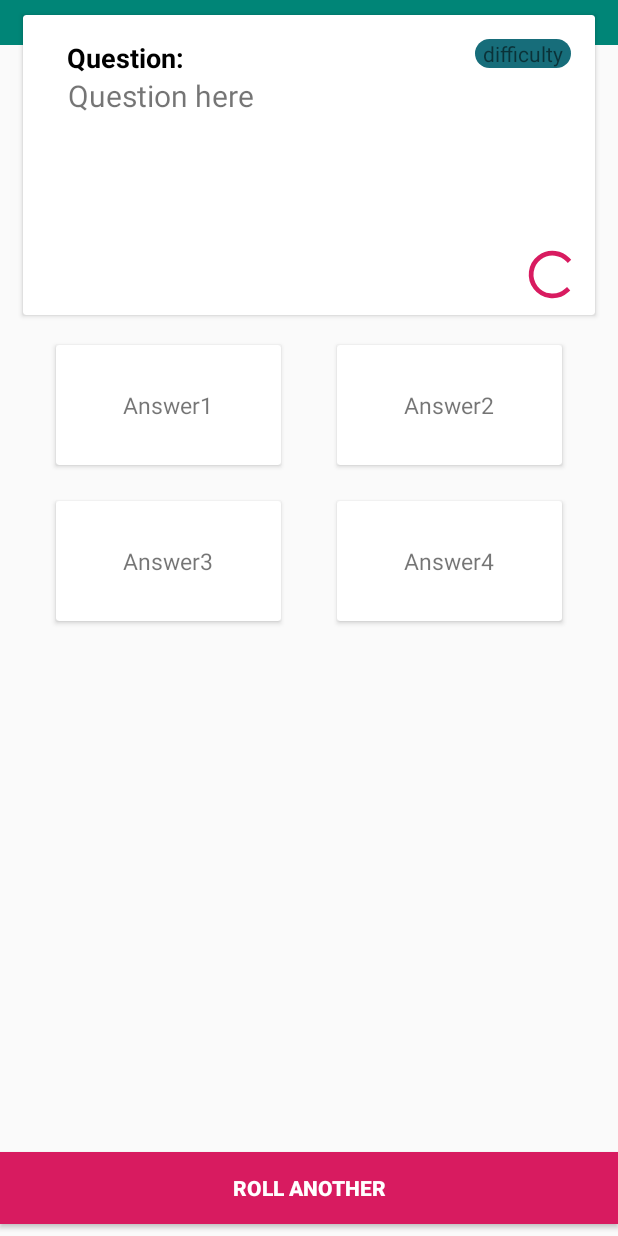
After one commit to wilson1997s/Open-Trivia-DB, an Android app: the layout fragment_question.xml on its own in the app's theme, with its tools: preview values and no code run, on a phone screen of 412 x 824 dp. The commit adds this screen. Run offline under Robolectric (Android 15) with nearby library versions, the phone set to English and light mode, and no system bars.

Commit message:
Add Question screen, API tokens

```diff
--- a/app/src/main/java/com/example/opentriviadbapp/MainActivity.kt
+++ b/app/src/main/java/com/example/opentriviadbapp/MainActivity.kt
@@ -5,13 +5,14 @@ import android.support.v7.app.AppCompatActivity
 import androidx.navigation.NavController
 import androidx.navigation.Navigation
 import androidx.navigation.ui.NavigationUI
+import com.example.opentriviadbapp.R.layout.activity_main
 import kotlinx.android.synthetic.main.activity_main.*
 
 class MainActivity : AppCompatActivity() {
 
     override fun onCreate(savedInstanceState: Bundle?) {
         super.onCreate(savedInstanceState)
-        setContentView(R.layout.activity_main)
+        setContentView(activity_main)
 
         this.setSupportActionBar(tb_main_act)
 
--- /dev/null
+++ b/app/src/main/res/drawable/round_view.xml
@@ -0,0 +1,6 @@
+<?xml version="1.0" encoding="utf-8"?>
+<shape xmlns:android="http://schemas.android.com/apk/res/android"
+    android:shape="rectangle">
+    <solid android:color="#176d7a" />
+    <corners android:radius="50dp" />
+</shape>
--- /dev/null
+++ b/app/src/main/res/layout/fragment_question.xml
@@ -0,0 +1,210 @@
+<?xml version="1.0" encoding="utf-8"?>
+<android.support.constraint.ConstraintLayout xmlns:android="http://schemas.android.com/apk/res/android"
+    xmlns:app="http://schemas.android.com/apk/res-auto"
+    android:layout_width="match_parent"
+    android:layout_height="match_parent">
+
+    <android.support.design.widget.CoordinatorLayout
+        android:id="@+id/coordinatorLayout"
+        android:layout_width="match_parent"
+        android:layout_height="wrap_content"
+        app:layout_constraintEnd_toEndOf="parent"
+        app:layout_constraintHorizontal_bias="0.5"
+        app:layout_constraintStart_toStartOf="parent"
+        app:layout_constraintTop_toTopOf="parent">
+
+        <android.support.design.widget.AppBarLayout
+            android:layout_width="match_parent"
+            android:layout_height="30dp">
+
+            <android.support.design.widget.CollapsingToolbarLayout
+                android:layout_width="match_parent"
+                android:layout_height="match_parent"
+                app:contentScrim="?attr/colorPrimary"
+                app:expandedTitleGravity="top"
+                app:layout_scrollFlags="enterAlways">
+
+                <android.support.v7.widget.Toolbar
+                    android:id="@+id/tb_main_question_count"
+                    android:layout_width="match_parent"
+                    android:layout_height="match_parent"
+                    app:layout_collapseMode="pin" />
+
+            </android.support.design.widget.CollapsingToolbarLayout>
+        </android.support.design.widget.AppBarLayout>
+    </android.support.design.widget.CoordinatorLayout>
+
+
+    <android.support.v7.widget.CardView
+        android:id="@+id/cv_config"
+        android:layout_width="match_parent"
+        android:layout_height="200dp"
+        android:layout_marginStart="15dp"
+        android:layout_marginTop="10dp"
+        android:layout_marginEnd="15dp"
+        android:minHeight="100dp"
+        app:layout_constraintEnd_toEndOf="parent"
+        app:layout_constraintHorizontal_bias="1.0"
+        app:layout_constraintStart_toStartOf="parent"
+        app:layout_constraintTop_toTopOf="parent">
+
+        <android.support.constraint.ConstraintLayout
+            android:layout_width="match_parent"
+            android:layout_height="match_parent">
+
+            <TextView
+                android:id="@+id/tv_word_question"
+                android:layout_width="wrap_content"
+                android:layout_height="wrap_content"
+                android:layout_marginStart="20dp"
+                android:layout_marginTop="16dp"
+                android:text="Question: "
+                android:textColor="#000"
+                android:textSize="18sp"
+                android:textStyle="bold"
+                app:layout_constraintEnd_toEndOf="parent"
+                app:layout_constraintHorizontal_bias="0.033"
+                app:layout_constraintStart_toStartOf="parent"
+                app:layout_constraintTop_toTopOf="parent" />
+
+            <TextView
+                android:id="@+id/tv_difficulty"
+                android:layout_width="wrap_content"
+                android:layout_height="wrap_content"
+                android:layout_marginTop="16dp"
+                android:layout_marginEnd="8dp"
+                android:paddingStart="5dp"
+                android:paddingEnd="5dp"
+                android:text="difficulty"
+                android:background="@drawable/round_view"
+                app:layout_constraintEnd_toEndOf="parent"
+                app:layout_constraintHorizontal_bias="0.974"
+                app:layout_constraintStart_toStartOf="parent"
+                app:layout_constraintTop_toTopOf="parent" />
+
+            <TextView
+                android:id="@+id/tv_question"
+                android:layout_width="0dp"
+                android:layout_height="0dp"
+                android:layout_marginStart="30dp"
+                android:layout_marginTop="40dp"
+                android:layout_marginEnd="30dp"
+                android:layout_marginBottom="30dp"
+                android:text="Question here"
+                android:textSize="20sp"
+                app:layout_constraintBottom_toBottomOf="parent"
+                app:layout_constraintEnd_toEndOf="parent"
+                app:layout_constraintHorizontal_bias="0.5"
+                app:layout_constraintStart_toStartOf="parent"
+                app:layout_constraintTop_toTopOf="parent" />
+
+            <ProgressBar
+                android:id="@+id/pb_question"
+                style="?android:attr/progressBarStyle"
+                android:layout_width="40dp"
+                android:layout_height="38dp"
+                android:layout_marginEnd="8dp"
+                android:layout_marginBottom="8dp"
+                app:layout_constraintBottom_toBottomOf="parent"
+                app:layout_constraintEnd_toEndOf="parent" />
+        </android.support.constraint.ConstraintLayout>
+    </android.support.v7.widget.CardView>
+
+    <android.support.v7.widget.CardView
+        android:id="@+id/cv_answer1"
+        android:layout_width="150dp"
+        android:layout_height="80dp"
+        android:layout_marginTop="20dp"
+        app:layout_constraintEnd_toStartOf="@+id/cv_answer2"
+        app:layout_constraintHorizontal_bias="0.5"
+        app:layout_constraintStart_toStartOf="parent"
+        app:layout_constraintTop_toBottomOf="@+id/cv_config">
+
+        <TextView
+            android:id="@+id/tv_answer1"
+            android:layout_width="wrap_content"
+            android:layout_height="wrap_content"
+            android:layout_gravity="center"
+            android:gravity="center"
+            android:text="Answer1"
+            android:textSize="15sp" />
+    </android.support.v7.widget.CardView>
+
+    <android.support.v7.widget.CardView
+        android:id="@+id/cv_answer2"
+        android:layout_width="150dp"
+        android:layout_height="80dp"
+        android:layout_marginTop="20dp"
+        app:layout_constraintEnd_toEndOf="parent"
+        app:layout_constraintHorizontal_bias="0.5"
+        app:layout_constraintStart_toEndOf="@+id/cv_answer1"
+        app:layout_constraintTop_toBottomOf="@+id/cv_config">
+
+        <TextView
+            android:id="@+id/tv_answer2"
+            android:layout_width="wrap_content"
+            android:layout_height="wrap_content"
+            android:layout_gravity="center"
+            android:gravity="center"
+            android:text="Answer2"
+            android:textSize="15sp" />
+
+    </android.support.v7.widget.CardView>
+
+    <android.support.v7.widget.CardView
+        android:id="@+id/cv_answer3"
+        android:layout_width="150dp"
+        android:layout_height="80dp"
+        android:layout_marginTop="24dp"
+        app:layout_constraintEnd_toStartOf="@+id/cv_answer4"
+        app:layout_constraintHorizontal_bias="0.5"
+        app:layout_constraintStart_toStartOf="parent"
+        app:layout_constraintTop_toBottomOf="@+id/cv_answer1">
+
+        <TextView
+            android:id="@+id/tv_answer3"
+            android:layout_width="wrap_content"
+            android:layout_height="wrap_content"
+            android:layout_gravity="center"
+            android:gravity="center"
+            android:text="Answer3"
+            android:textSize="15sp" />
+
+    </android.support.v7.widget.CardView>
+
+    <android.support.v7.widget.CardView
+        android:id="@+id/cv_answer4"
+        android:layout_width="150dp"
+        android:layout_height="80dp"
+        android:layout_marginTop="24dp"
+        app:layout_constraintEnd_toEndOf="parent"
+        app:layout_constraintHorizontal_bias="0.5"
+        app:layout_constraintStart_toEndOf="@+id/cv_answer3"
+        app:layout_constraintTop_toBottomOf="@+id/cv_answer2">
+
+        <TextView
+            android:id="@+id/tv_answer4"
+            android:layout_width="wrap_content"
+            android:layout_height="wrap_content"
+            android:layout_gravity="center"
+            android:gravity="center"
+            android:text="Answer4"
+            android:textSize="15sp" />
+
+    </android.support.v7.widget.CardView>
+
+    <Button
+        android:id="@+id/btn_roll"
+        android:layout_width="0dp"
+        android:layout_height="wrap_content"
+        android:layout_marginBottom="8dp"
+        android:background="@color/colorAccent"
+        android:text="Roll another"
+        android:textColor="#FFF"
+        android:textStyle="bold"
+        app:layout_constraintBottom_toBottomOf="parent"
+        app:layout_constraintEnd_toEndOf="parent"
+        app:layout_constraintHorizontal_bias="0.5"
+        app:layout_constraintStart_toStartOf="parent" />
+
+</android.support.constraint.ConstraintLayout>
--- a/app/src/main/res/values/colors.xml
+++ b/app/src/main/res/values/colors.xml
@@ -3,4 +3,5 @@
     <color name="colorPrimary">#008577</color>
     <color name="colorPrimaryDark">#00574B</color>
     <color name="colorAccent">#D81B60</color>
+    <color name="colorOrange">#FFA500</color>
 </resources>
```
Also changed, not shown: app/src/main/java/com/example/opentriviadbapp/fragment/MainFragment.kt (+23 -0 lines), app/src/main/java/com/example/opentriviadbapp/fragment/QuestionFragment.kt (added, +268 -0 lines), app/src/main/java/com/example/opentriviadbapp/model/Question.kt (added, +17 -0 lines), app/src/main/java/com/example/opentriviadbapp/model/QuestionResponse.kt (added, +13 -0 lines), app/src/main/java/com/example/opentriviadbapp/model/TokenResponse.kt (added, +11 -0 lines), app/src/main/java/com/example/opentriviadbapp/retrofit/ApiRepo.kt (+31 -0 lines), app/src/main/java/com/example/opentriviadbapp/retrofit/ApiService.kt (+16 -0 lines), app/src/main/res/anim/animation.xml (added, +8 -0 lines), app/src/main/res/navigation/nav_graph.xml (+17 -2 lines).
